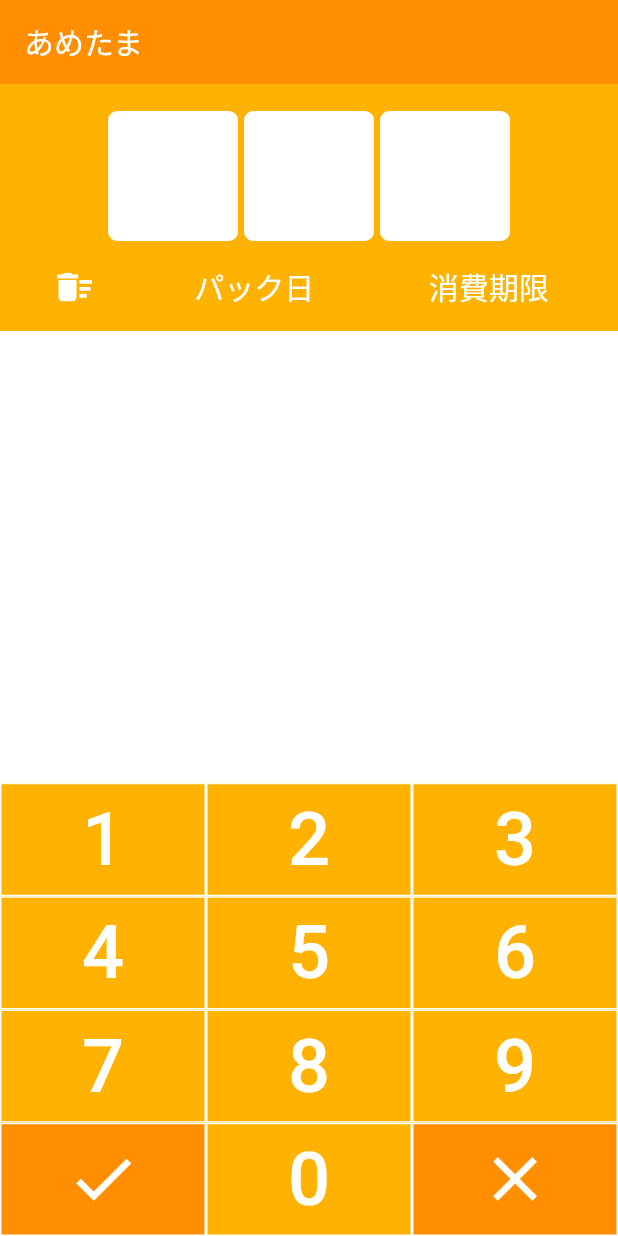
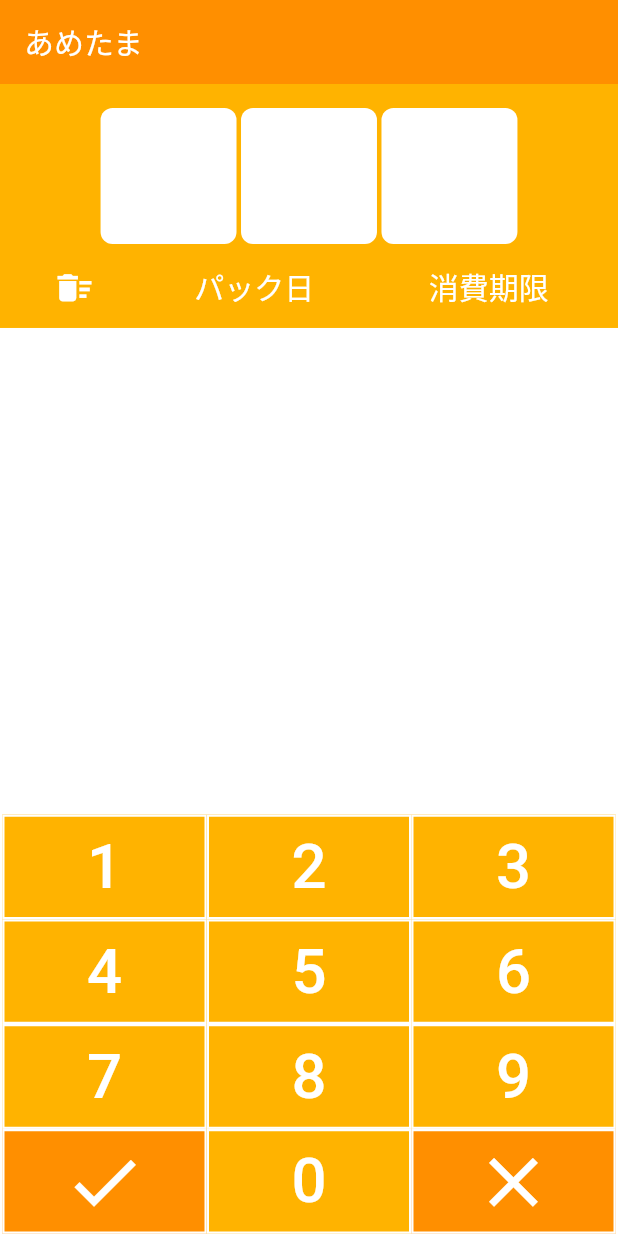
Before and after one commit to ushioda/ametama, a Flutter app: the screen it shows after launch, on a phone screen of 412 x 824 dp. Run offline on Flutter 3.47's test engine with Material 2 defaults, Android fonts, the phone set to English and light mode, and no system bars; Roboto replaces fonts that are missing (KosugiMaru).

Commit message:
fixed background colors

```diff
--- /dev/null
+++ b/lib/components/buttons.dart
@@ -0,0 +1,76 @@
+import 'package:ametama/models/date_data.dart';
+import 'package:flutter/material.dart';
+import 'package:ametama/constants.dart';
+import 'package:provider/provider.dart';
+
+class DigitButton extends StatelessWidget {
+  final int digit;
+
+  DigitButton({this.digit});
+
+  @override
+  Widget build(BuildContext context) {
+    return Flexible(
+      child: ButtonTheme(
+        minWidth: double.infinity,
+        child: FlatButton(
+          materialTapTargetSize: MaterialTapTargetSize.shrinkWrap,
+          color: kLightYellow,
+          shape: RoundedRectangleBorder(
+            borderRadius: BorderRadius.circular(0),
+            side: BorderSide(
+                color: Colors.white,
+                width: kBasicBorderWidth * 0.5,
+                style: BorderStyle.solid),
+          ),
+          onPressed: () {
+            Provider.of<DateData>(context, listen: false).changeDigit(digit);
+          },
+          child: Text(
+            '$digit',
+            style: TextStyle(
+              color: Colors.white,
+              fontSize:
+                  MediaQuery.of(context).size.height * kButtonFontSizeRatio,
+            ),
+          ),
+        ),
+      ),
+    );
+  }
+}
+
+class FlatIconButton extends StatelessWidget {
+  final IconData iconData;
+  final Function onPressed;
+
+  FlatIconButton({this.iconData, this.onPressed});
+
+  @override
+  Widget build(BuildContext context) {
+    return Flexible(
+      child: ButtonTheme(
+        minWidth: double.infinity,
+        child: FlatButton(
+          materialTapTargetSize: MaterialTapTargetSize.shrinkWrap,
+          color: kDarkYellow,
+          shape: RoundedRectangleBorder(
+            borderRadius: BorderRadius.circular(0),
+            side: BorderSide(
+                color: Colors.white,
+                width: kBasicBorderWidth * 0.5,
+                style: BorderStyle.solid),
+          ),
+          onPressed: onPressed,
+          child: Icon(
+            iconData,
+            color: Colors.white,
+            size: MediaQuery.of(context).size.height *
+                kButtonFontSizeRatio *
+                kIconToFontRatio,
+          ),
+        ),
+      ),
+    );
+  }
+}
--- a/lib/components/date_card.dart
+++ b/lib/components/date_card.dart
@@ -33,7 +33,7 @@ class DateCard extends StatelessWidget {
             child: Icon(
               Icons.calendar_today,
               color: kDarkYellow,
-              size: kFontSize1,
+              size: kFontSize2 * kIconToFontRatio,
             ),
           ),
           Expanded(
--- a/lib/components/digit_box.dart
+++ b/lib/components/digit_box.dart
@@ -16,16 +16,24 @@ class DigitBox extends StatelessWidget {
       decoration: BoxDecoration(
         color: Colors.white,
         borderRadius: BorderRadius.all(Radius.circular(8)),
-          border: Border.all(color: kLightYellow, width: 2.0)),
+      ),
       child: Center(
-        child: Text(
+        child: Column(
+          children: <Widget>[
+            SizedBox(
+              height: screenWidth * kDigitBoxSizeRatio * 0.11,
+            ),
+            Text(
               '$digitString',
               textAlign: TextAlign.center,
               style: TextStyle(
-            fontSize: screenWidth * 0.18,
+                fontSize:
+                    screenWidth * kDigitBoxSizeRatio * kDigitToBoxSizeRatio,
 //            fontWeight: FontWeight.bold,
                 color: kDarkYellow,
               ),
+            ),
+          ],
         ),
       ),
     );
--- a/lib/components/digit_button.dart
+++ /dev/null
@@ -1,38 +0,0 @@
-import 'package:ametama/models/date_data.dart';
-import 'package:flutter/material.dart';
-import 'package:ametama/constants.dart';
-import 'package:provider/provider.dart';
-
-class DigitButton extends StatelessWidget {
-  final int digit;
-
-  DigitButton({this.digit});
-
-  @override
-  Widget build(BuildContext context) {
-    return Flexible(
-      child: ButtonTheme(
-        minWidth: double.infinity,
-        child: FlatButton(
-          materialTapTargetSize: MaterialTapTargetSize.shrinkWrap,
-          color: kLightYellow,
-          shape: RoundedRectangleBorder(
-            borderRadius: BorderRadius.circular(0),
-            side: BorderSide(
-                color: Colors.white, width: 1, style: BorderStyle.solid),
-          ),
-          onPressed: () {
-            Provider.of<DateData>(context, listen: false).changeDigit(digit);
-          },
-          child: Text(
-            '$digit',
-            style: TextStyle(
-              color: Colors.white,
-              fontSize: MediaQuery.of(context).size.height * 0.06,
-            ),
-          ),
-        ),
-      ),
-    );
-  }
-}
--- a/lib/components/icon_button.dart
+++ /dev/null
@@ -1,33 +0,0 @@
-import 'package:flutter/material.dart';
-import 'package:ametama/constants.dart';
-
-class FlatIconButton extends StatelessWidget {
-  final IconData iconData;
-  final Function onPressed;
-
-  FlatIconButton({this.iconData, this.onPressed});
-
-  @override
-  Widget build(BuildContext context) {
-    return Flexible(
-      child: ButtonTheme(
-        minWidth: double.infinity,
-        child: FlatButton(
-          materialTapTargetSize: MaterialTapTargetSize.shrinkWrap,
-          color: kDarkYellow,
-          shape: RoundedRectangleBorder(
-            borderRadius: BorderRadius.circular(0),
-            side: BorderSide(
-                color: Colors.white, width: 1, style: BorderStyle.solid),
-          ),
-          onPressed: onPressed,
-          child: Icon(
-            iconData,
-            color: Colors.white,
-            size: MediaQuery.of(context).size.height * 0.06,
-          ),
-        ),
-      ),
-    );
-  }
-}
--- a/lib/constants.dart
+++ b/lib/constants.dart
@@ -5,7 +5,6 @@ const Color kLightYellow = Color(0xffFFB300);
 const Color kBackGround = Colors.white;
 const Color kMyShadow = Color(0xffababab);
 
-const String kNotoSansJP = 'NotoSansJP';
 const String kKosugiMaru = 'KosugiMaru';
 
 const double kFontSize1 = 28.0;
@@ -15,7 +14,12 @@ const double kFontSize3 = 20.0;
 const double kResultDisplayHeaderFontSize = 20.0;
 const Color kResultDisplayHeaderTextColor = Colors.white;
 
+const double kBasicBorderWidth = 3.0;
+
 const double kDigitBoxSizeRatio = 0.22;
+const double kDigitToBoxSizeRatio = 0.62;
+const double kButtonFontSizeRatio = 0.05;
+const double kIconToFontRatio = 1.35;
 
 const int kFlexRatio1 = 4;
 const int kFlexRatio2 = 15;
--- a/lib/modules/julian_display.dart
+++ b/lib/modules/julian_display.dart
@@ -8,8 +8,7 @@ class JulianDisplay extends StatelessWidget {
   @override
   Widget build(BuildContext context) {
     return Consumer<DateData>(
-      builder: (context, dateData, child) => Container(
-        color: kLightYellow,
+      builder: (context, dateData, child) => Padding(
         padding: EdgeInsets.only(top: 16, left: 8, right: 8),
         child: Column(
           children: <Widget>[
@@ -17,7 +16,9 @@ class JulianDisplay extends StatelessWidget {
               mainAxisAlignment: MainAxisAlignment.center,
               children: <Widget>[
                 DigitBox(digitString: dateData.digits[0]),
+                SizedBox(width: kBasicBorderWidth),
                 DigitBox(digitString: dateData.digits[1]),
+                SizedBox(width: kBasicBorderWidth),
                 DigitBox(digitString: dateData.digits[2]),
               ],
             ),
--- a/lib/modules/keypad.dart
+++ b/lib/modules/keypad.dart
@@ -1,13 +1,16 @@
+import 'package:ametama/constants.dart';
 import 'package:ametama/models/date_data.dart';
 import 'package:flutter/material.dart';
-import 'package:ametama/components/digit_button.dart';
-import 'package:ametama/components/icon_button.dart';
+import 'package:ametama/components/buttons.dart';
 import 'package:provider/provider.dart';
 
 class KeyPad extends StatelessWidget {
   @override
   Widget build(BuildContext context) {
-    return Column(
+    return Container(
+      color: Colors.white,
+      padding: const EdgeInsets.all(kBasicBorderWidth * 0.5),
+      child: Column(
         crossAxisAlignment: CrossAxisAlignment.stretch,
         children: <Widget>[
           Flexible(
@@ -69,6 +72,7 @@ class KeyPad extends StatelessWidget {
             ),
           ),
         ],
+      ),
     );
   }
 }
--- a/lib/modules/result_display.dart
+++ b/lib/modules/result_display.dart
@@ -9,68 +9,6 @@ class ResultDisplay extends StatelessWidget {
   Widget build(BuildContext context) {
     return Column(
       children: <Widget>[
-        Container(
-          decoration: BoxDecoration(
-              color: kLightYellow,
-              border: Border(
-                  bottom: BorderSide(
-                color: kLightYellow,
-                width: 2.0,
-              ))),
-          padding: EdgeInsets.only(bottom: 12, left: 8, right: 8),
-          child: Row(
-            mainAxisAlignment: MainAxisAlignment.spaceEvenly,
-            children: <Widget>[
-              Expanded(
-                flex: kFlexRatio1,
-                child: Container(
-                  child: GestureDetector(
-                      child: Icon(
-                        Icons.delete_sweep,
-                        color: kResultDisplayHeaderTextColor,
-                        size: kFontSize1,
-                      ),
-                      onTap: () {
-                        Provider.of<DateData>(context, listen: false)
-                            .removeAll();
-                      }),
-                ),
-              ),
-              Expanded(
-                flex: kFlexRatio2,
-                child: Row(
-                  mainAxisAlignment: MainAxisAlignment.spaceEvenly,
-                  children: <Widget>[
-                    Expanded(
-                      child: Center(
-                        child: Text(
-                          'パック日',
-                          style: TextStyle(
-                            fontSize: kResultDisplayHeaderFontSize,
-                            fontFamily: kKosugiMaru,
-                            color: kResultDisplayHeaderTextColor,
-                          ),
-                        ),
-                      ),
-                    ),
-                    Expanded(
-                      child: Center(
-                        child: Text(
-                          '消費期限',
-                          style: TextStyle(
-                            fontSize: kResultDisplayHeaderFontSize,
-                            fontFamily: kKosugiMaru,
-                            color: kResultDisplayHeaderTextColor,
-                          ),
-                        ),
-                      ),
-                    ),
-                  ],
-                ),
-              ),
-            ],
-          ),
-        ),
         AnimatedDateList(),
       ],
     );
--- /dev/null
+++ b/lib/modules/result_header.dart
@@ -0,0 +1,64 @@
+import 'package:flutter/material.dart';
+import 'package:ametama/constants.dart';
+import 'package:ametama/models/date_data.dart';
+import 'package:provider/provider.dart';
+
+class ResultHeader extends StatelessWidget {
+  @override
+  Widget build(BuildContext context) {
+    return Container(
+      padding: EdgeInsets.only(bottom: 12, left: 8, right: 8),
+      child: Row(
+        mainAxisAlignment: MainAxisAlignment.spaceEvenly,
+        children: <Widget>[
+          Expanded(
+            flex: kFlexRatio1,
+            child: Container(
+              child: GestureDetector(
+                  child: Icon(
+                    Icons.delete_sweep,
+                    color: kResultDisplayHeaderTextColor,
+                    size: kResultDisplayHeaderFontSize * kIconToFontRatio,
+                  ),
+                  onTap: () {
+                    Provider.of<DateData>(context, listen: false).removeAll();
+                  }),
+            ),
+          ),
+          Expanded(
+            flex: kFlexRatio2,
+            child: Row(
+              mainAxisAlignment: MainAxisAlignment.spaceEvenly,
+              children: <Widget>[
+                Expanded(
+                  child: Center(
+                    child: Text(
+                      'パック日',
+                      style: TextStyle(
+                        fontSize: kResultDisplayHeaderFontSize,
+                        fontFamily: kKosugiMaru,
+                        color: kResultDisplayHeaderTextColor,
+                      ),
+                    ),
+                  ),
+                ),
+                Expanded(
+                  child: Center(
+                    child: Text(
+                      '消費期限',
+                      style: TextStyle(
+                        fontSize: kResultDisplayHeaderFontSize,
+                        fontFamily: kKosugiMaru,
+                        color: kResultDisplayHeaderTextColor,
+                      ),
+                    ),
+                  ),
+                ),
+              ],
+            ),
+          ),
+        ],
+      ),
+    );
+  }
+}
--- a/lib/screens/top_screen.dart
+++ b/lib/screens/top_screen.dart
@@ -2,6 +2,7 @@ import 'package:ametama/constants.dart';
 import 'package:flutter/material.dart';
 import 'package:ametama/modules/julian_display.dart';
 import 'package:ametama/modules/keypad.dart';
+import 'package:ametama/modules/result_header.dart';
 import 'package:ametama/modules/result_display.dart';
 
 class TopScreen extends StatelessWidget {
@@ -20,7 +21,15 @@ class TopScreen extends StatelessWidget {
       body: SafeArea(
         child: Column(
           children: <Widget>[
-            JulianDisplay(),
+            Container(
+              color: kLightYellow,
+              child: Column(
+                children: <Widget>[
+                  JulianDisplay(),
+                  ResultHeader(),
+                ],
+              ),
+            ),
             Expanded(
               flex: 8,
               child: ResultDisplay(),
```
Also changed, not shown: pubspec.yaml (+0 -8 lines). Lines whose indentation alone changed are shown as unchanged.
